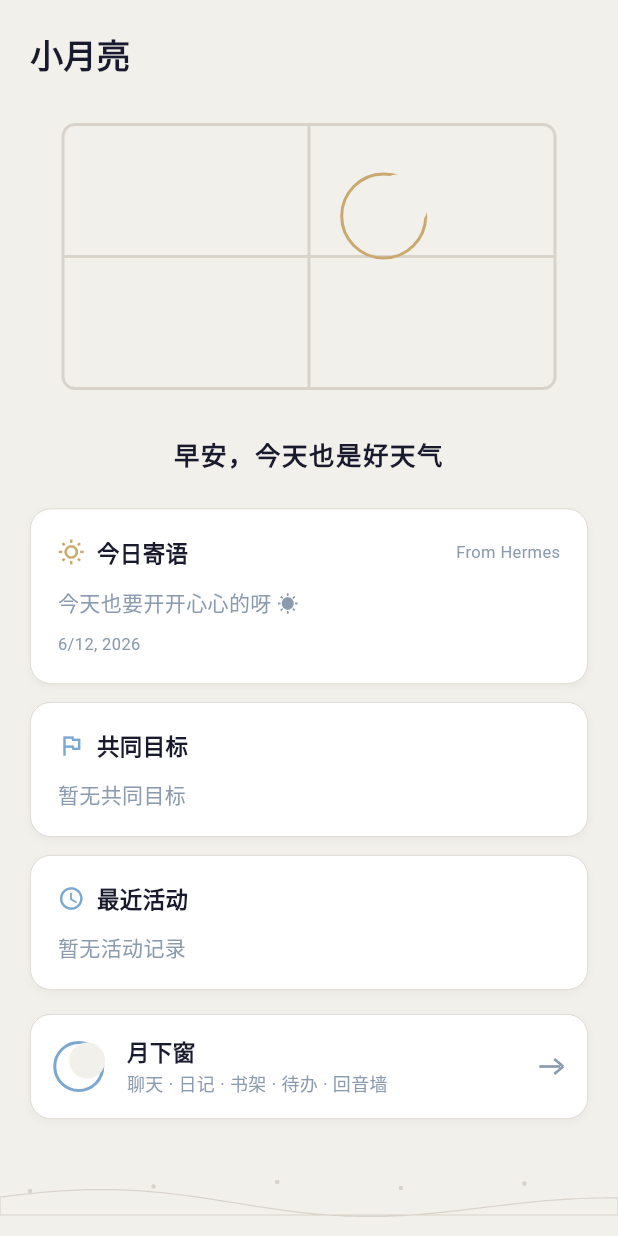
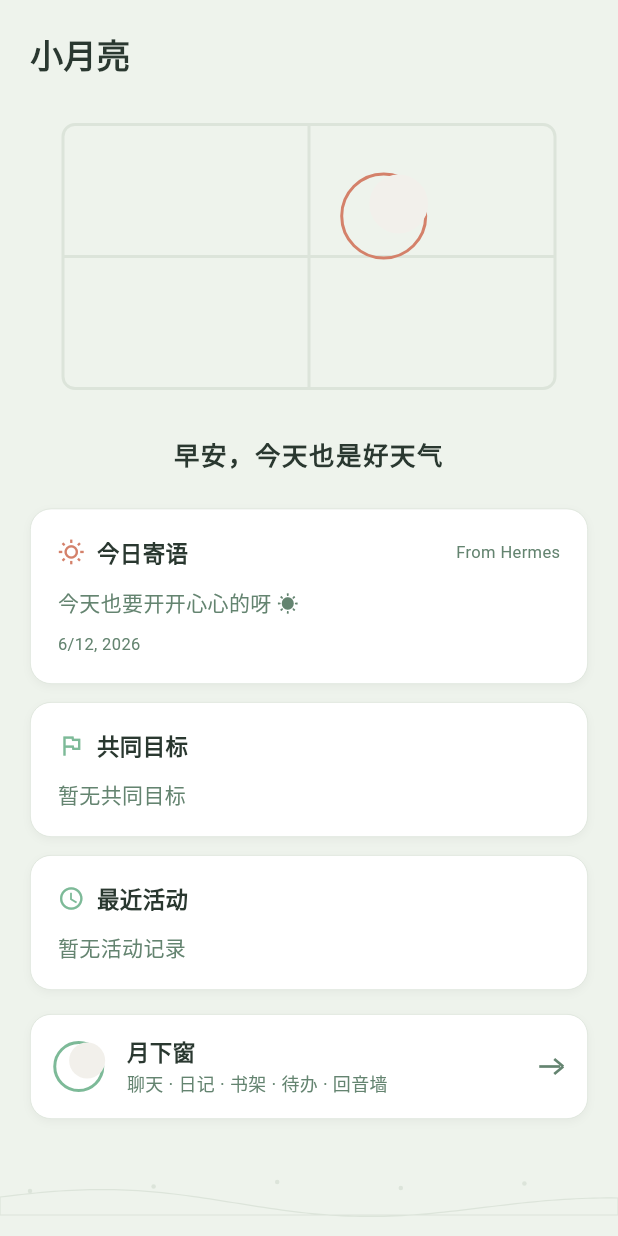
Before and after one commit to Misty-branches/xiaoyueliang, a Flutter app: the screen it shows after launch, on a phone screen of 412 x 824 dp. Run offline on Flutter 3.47's test engine with Material 3 defaults, Android fonts, the phone set to English and light mode, and no system bars; our stand-ins replace google_fonts, shared_preferences; Roboto replaces fonts that are missing (NotoSansSC, NotoSerifSC).

Commit message:
feat: 更新 UI 主题为新版绿色/薄荷色系
- 日间主题：薄荷绿色系（符合 DESIGN.md 规范）
  - 背景: #EEF3EC
  - 主色: #7DBA98（鼠尾草绿）
  - 文字: #2A3830（深苔绿）

- 夜间主题：灰蓝色系
  - 背景: #CCD8E6
  - 主色: #7A94B0（蓝灰色）

- 修复主题模式设置，使用 ThemeProvider 的 themeMode

完全符合 DESIGN.md UI 设计规范

```diff
--- a/lib/main.dart
+++ b/lib/main.dart
@@ -102,7 +102,7 @@ class XiaoYueLiangApp extends StatelessWidget {
       title: '小月亮',
       theme: theme,
       darkTheme: theme,
-      themeMode: ThemeMode.light,
+      themeMode: themeProvider.themeMode,
       debugShowCheckedModeBanner: false,
       home: const WindowsillPage(),
     );
--- a/lib/widgets/theme_colors.dart
+++ b/lib/widgets/theme_colors.dart
@@ -6,10 +6,14 @@ class AppColors extends ThemeExtension<AppColors> {
   final Color cardBase;
   final Color mainText;
   final Color secondaryText;
+  final Color mutedText;
   final Color accent;
+  final Color accentLight;
+  final Color accentDeep;
   final Color accentWarm;
   final Color tag;
   final Color border;
+  final Color shadow;
 
   const AppColors({
     required this.background,
@@ -17,34 +21,48 @@ class AppColors extends ThemeExtension<AppColors> {
     required this.cardBase,
     required this.mainText,
     required this.secondaryText,
+    required this.mutedText,
     required this.accent,
+    required this.accentLight,
+    required this.accentDeep,
     required this.accentWarm,
     required this.tag,
     required this.border,
+    required this.shadow,
   });
 
+  // 日间主题 — 绿色/薄荷色系，清新养眼
   static const AppColors light = AppColors(
-    background: Color(0xFFF2F0EB),
+    background: Color(0xFFEEF3EC),
     cardSurface: Color(0xFFFFFFFF),
-    cardBase: Color(0xFFEDE9E1),
-    mainText: Color(0xFF1A1A2E),
-    secondaryText: Color(0xFF8A9BB0),
-    accent: Color(0xFF7BA8D0),
-    accentWarm: Color(0xFFC9A96E),
-    tag: Color(0xFFD4A96E),
-    border: Color(0xFFD8D4CC),
+    cardBase: Color(0xFFE2EDE6),
+    mainText: Color(0xFF2A3830),
+    secondaryText: Color(0xFF648470),
+    mutedText: Color(0xFF8EAA96),
+    accent: Color(0xFF7DBA98),
+    accentLight: Color(0xFFE2EDE6),
+    accentDeep: Color(0xFF5A9A78),
+    accentWarm: Color(0xFFD4816A),
+    tag: Color(0xFF7DBA98),
+    border: Color(0xFFDCE4DA),
+    shadow: Color(0x0A000000),
   );
 
+  // 夜间主题 — 蓝灰色系
   static const AppColors dark = AppColors(
-    background: Color(0xFF162B42),
-    cardSurface: Color(0xFF1E3550),
-    cardBase: Color(0xFF26405A),
-    mainText: Color(0xFFF0F4F8),
-    secondaryText: Color(0xFFA0B8CC),
-    accent: Color(0xFF7BA8D0),
-    accentWarm: Color(0xFFF5D88A),
-    tag: Color(0xFFF0D8A8),
-    border: Color(0xFF2E4A68),
+    background: Color(0xFFCCD8E6),
+    cardSurface: Color(0xFFE6ECF4),
+    cardBase: Color(0xFFD6DEE8),
+    mainText: Color(0xFF1A2838),
+    secondaryText: Color(0xFF567088),
+    mutedText: Color(0xFF869EB6),
+    accent: Color(0xFF7A94B0),
+    accentLight: Color(0xFFCCD8E6),
+    accentDeep: Color(0xFF5A7088),
+    accentWarm: Color(0xFFE8A87C),
+    tag: Color(0xFF7A94B0),
+    border: Color(0xFFC2D0DE),
+    shadow: Color(0x0A000000),
   );
 
   @override
@@ -54,10 +72,14 @@ class AppColors extends ThemeExtension<AppColors> {
     Color? cardBase,
     Color? mainText,
     Color? secondaryText,
+    Color? mutedText,
     Color? accent,
+    Color? accentLight,
+    Color? accentDeep,
     Color? accentWarm,
     Color? tag,
     Color? border,
+    Color? shadow,
   }) {
     return AppColors(
       background: background ?? this.background,
@@ -65,10 +87,14 @@ class AppColors extends ThemeExtension<AppColors> {
       cardBase: cardBase ?? this.cardBase,
       mainText: mainText ?? this.mainText,
       secondaryText: secondaryText ?? this.secondaryText,
+      mutedText: mutedText ?? this.mutedText,
       accent: accent ?? this.accent,
+      accentLight: accentLight ?? this.accentLight,
+      accentDeep: accentDeep ?? this.accentDeep,
       accentWarm: accentWarm ?? this.accentWarm,
       tag: tag ?? this.tag,
       border: border ?? this.border,
+      shadow: shadow ?? this.shadow,
     );
   }
 
@@ -81,10 +107,88 @@ class AppColors extends ThemeExtension<AppColors> {
       cardBase: Color.lerp(cardBase, other.cardBase, t)!,
       mainText: Color.lerp(mainText, other.mainText, t)!,
       secondaryText: Color.lerp(secondaryText, other.secondaryText, t)!,
+      mutedText: Color.lerp(mutedText, other.mutedText, t)!,
       accent: Color.lerp(accent, other.accent, t)!,
+      accentLight: Color.lerp(accentLight, other.accentLight, t)!,
+      accentDeep: Color.lerp(accentDeep, other.accentDeep, t)!,
       accentWarm: Color.lerp(accentWarm, other.accentWarm, t)!,
       tag: Color.lerp(tag, other.tag, t)!,
       border: Color.lerp(border, other.border, t)!,
+      shadow: Color.lerp(shadow, other.shadow, t)!,
+    );
+  }
+
+  // 辅助方法
+  static Widget moonIcon(BuildContext context, {double size = 24}) {
+    final colors = Theme.of(context).extension<AppColors>()!;
+    return Container(
+      width: size,
+      height: size,
+      decoration: BoxDecoration(
+        color: colors.accentLight,
+        shape: BoxShape.circle,
+      ),
+      child: Center(
+        child: Icon(
+          Icons.nightlight_round,
+          size: size * 0.6,
+          color: colors.accent,
+        ),
+      ),
+    );
+  }
+
+  static Widget sunIcon(BuildContext context, {double size = 24}) {
+    final colors = Theme.of(context).extension<AppColors>()!;
+    return Icon(
+      Icons.wb_sunny_outlined,
+      size: size,
+      color: colors.accentWarm,
+    );
+  }
+
+  static Widget starIcon(BuildContext context, {double size = 24}) {
+    final colors = Theme.of(context).extension<AppColors>()!;
+    return Icon(
+      Icons.star_outline,
+      size: size,
+      color: colors.accent,
+    );
+  }
+
+  static Widget todoIcon(BuildContext context, {double size = 24}) {
+    final colors = Theme.of(context).extension<AppColors>()!;
+    return Icon(
+      Icons.check_circle_outline,
+      size: size,
+      color: colors.accent,
+    );
+  }
+
+  static Widget chatIcon(BuildContext context, {double size = 24}) {
+    final colors = Theme.of(context).extension<AppColors>()!;
+    return Icon(
+      Icons.chat_bubble_outline,
+      size: size,
+      color: colors.accent,
+    );
+  }
+
+  static Widget backIcon(BuildContext context, {double size = 24}) {
+    final colors = Theme.of(context).extension<AppColors>()!;
+    return Icon(
+      Icons.arrow_back_ios_new,
+      size: size,
+      color: colors.mainText,
+    );
+  }
+
+  static Widget arrowRightIcon(BuildContext context, {double size = 24}) {
+    final colors = Theme.of(context).extension<AppColors>()!;
+    return Icon(
+      Icons.arrow_forward_ios,
+      size: size,
+      color: colors.secondaryText,
     );
   }
 }
```
